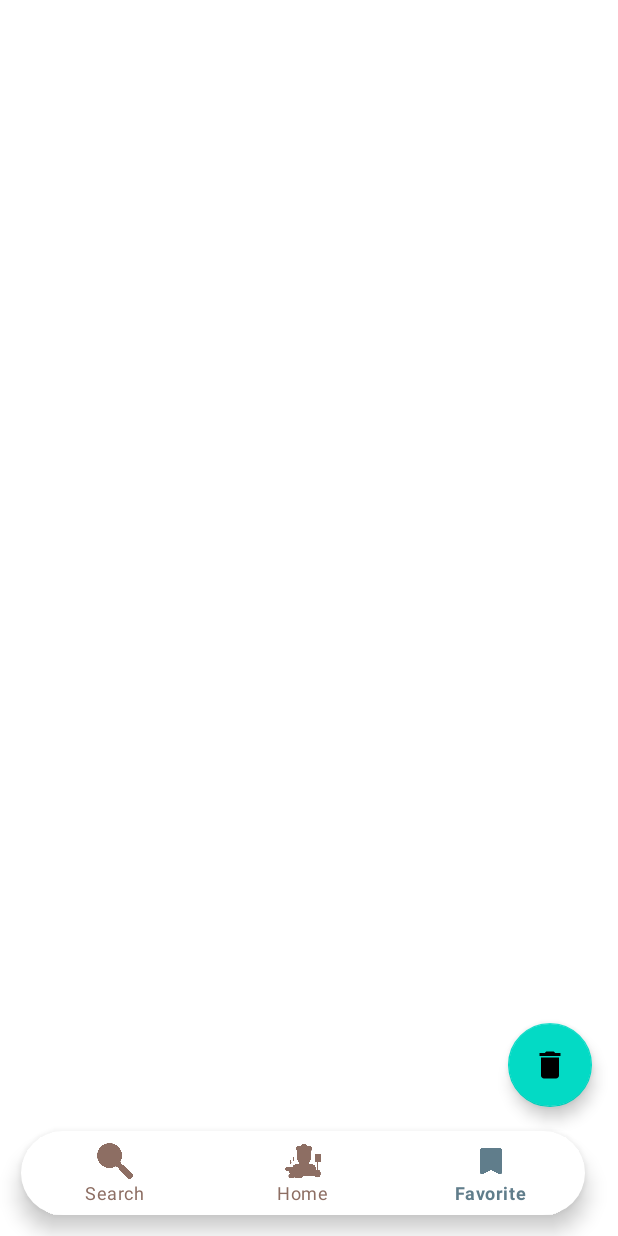
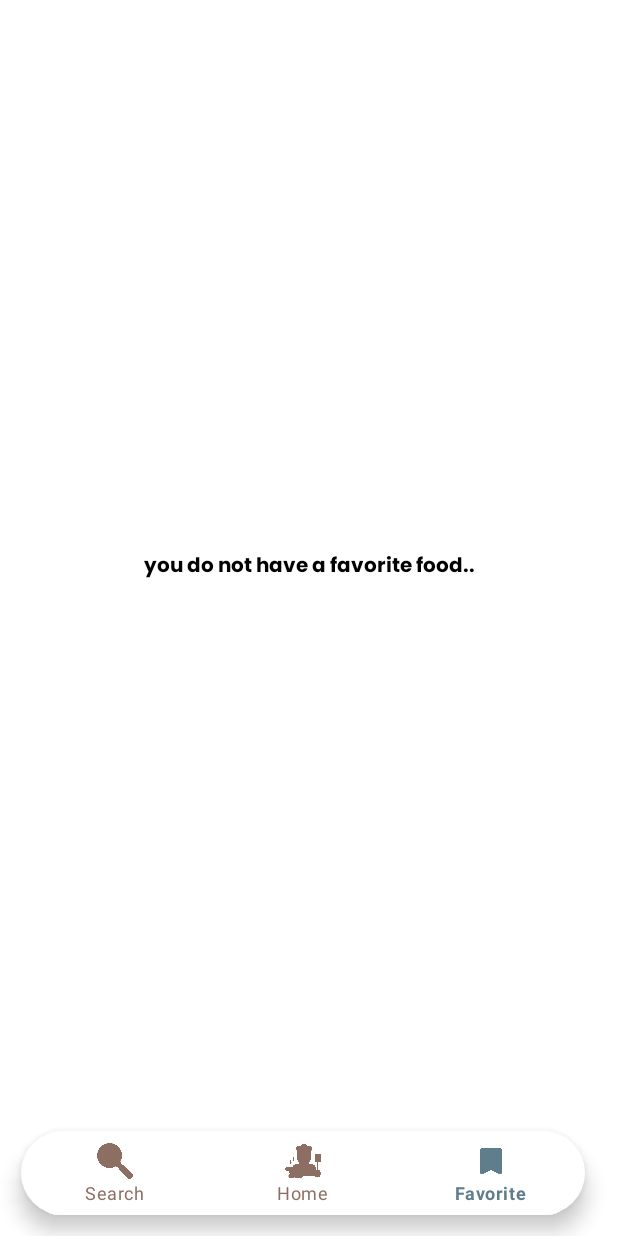
Before and after one commit to yunuserbek/FoodWorld, an Android app: the screen it shows after launch (MainActivity), item 3 of the bottom bar chosen, on a phone screen of 412 x 824 dp. Run offline under Robolectric (Android 15) with nearby library versions, the phone set to English and light mode, and no system bars; our stand-ins replace Dagger/Hilt's generated code, Room's generated code, navigation-ui, paging; network calls fail; pictures from the network do not load.

Commit message:
favorite control added

```diff
--- a/app/src/main/java/com/food/foodworld/ui/favorite/FavoriteFragment.kt
+++ b/app/src/main/java/com/food/foodworld/ui/favorite/FavoriteFragment.kt
@@ -16,6 +16,8 @@ import androidx.recyclerview.widget.RecyclerView
 import com.food.common.Resource
 import com.food.common.model.CategoryDetailUIModel
 import com.food.foodworld.databinding.FragmentFavoriteBinding
+import com.food.foodworld.utility.gone
+import com.food.foodworld.utility.visible
 import com.google.android.material.dialog.MaterialAlertDialogBuilder
 import dagger.hilt.android.AndroidEntryPoint
 import kotlinx.coroutines.launch
@@ -107,10 +109,16 @@ class FavoriteFragment : Fragment() {
                     }
 
                     is Resource.Success -> {
+                        binding.fovoriteRv.adapter = favoriteAdapter
+                        favoriteAdapter.submitList(response.data)
+                        if (response.data.isEmpty()){
+                            binding.floatingActionButton.gone()
+                            binding.tvEmptyRecipe.visible()
+                        }else{
+                            binding.floatingActionButton.visible()
+                            binding.tvEmptyRecipe.gone()
+                        }
 
-
-                        favoriteAdapter.submitList(response.data)
-                        binding.fovoriteRv.adapter = favoriteAdapter
                     }
 
                     is Resource.Error -> {
--- a/app/src/main/res/layout/fragment_favorite.xml
+++ b/app/src/main/res/layout/fragment_favorite.xml
@@ -38,5 +38,16 @@
         android:src="@drawable/baseline_delete_24"
         app:layout_constraintBottom_toBottomOf="parent"
         app:layout_constraintEnd_toEndOf="parent" />
+    <TextView
+        android:id="@+id/tvEmptyRecipe"
+        android:layout_width="match_parent"
+        android:layout_height="wrap_content"
+        android:fontFamily="@font/poppins_bold"
+        android:gravity="center"
+        android:text="you do not have a favorite food.."
+        android:textColor="@color/black"
+        app:layout_constraintTop_toTopOf="parent"
+        app:layout_constraintBottom_toBottomOf="parent"
+        android:textSize="13sp" />
 
 </androidx.constraintlayout.widget.ConstraintLayout>
```
